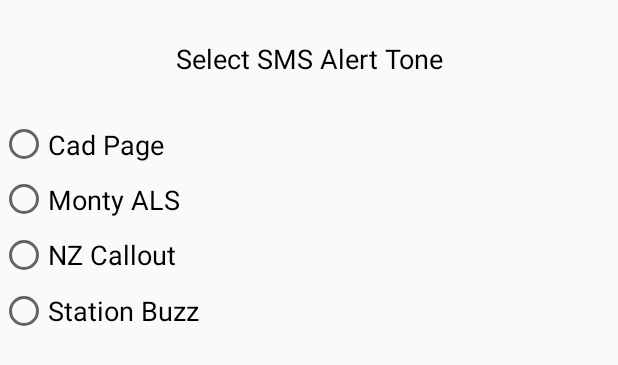
After one commit to JamesIT/FiredroidPager, an Android app: the layout dialog_audiosettings.xml on its own in the app's theme, with its tools: preview values and no code run, on a phone screen of 412 x 824 dp. The commit adds this screen. Shown: the top 365 px of the screen. Run offline under Robolectric (Android 15) with nearby library versions, the phone set to English and light mode, and no system bars.

Commit message:
Added Audio Selection (Load Shared Pref/Save Shared Pref) Minor code edits.

```diff
--- a/app/src/main/java/uk/ac/abertay/firedroidpager/MainActivity.java
+++ b/app/src/main/java/uk/ac/abertay/firedroidpager/MainActivity.java
@@ -31,7 +31,7 @@ public class MainActivity extends AppCompatActivity implements View.OnClickListe
     private static Context context;
     private final String ETAG = "Incoming SMS: ";
     // Set/Define Audio Variable String
-    private String Audio = "nz_callout";
+    private String Audio = "";
     private Boolean Vibrate = true;
     private ArrayAdapter<String> adapter;
     private ArrayList<String> SMSArray;
@@ -67,6 +67,7 @@ public class MainActivity extends AppCompatActivity implements View.OnClickListe
         }
         // Populate List View
         populateListView();
+        // If alert status == true, run pager function.
         if (aStatus) {
             Alert911();
             aStatus = false;
@@ -183,6 +184,8 @@ public class MainActivity extends AppCompatActivity implements View.OnClickListe
     }
 
     private void Alert911() {
+        // Get Custom Alert (From Saved Preferences)
+        Audio = SharedPreferencesHelper.getSharedPreferenceString(this, "AudioName", Audio);
         // Prevents "avoid passing null as view root" error
         // Define Viewgroup, set to null.
         final ViewGroup nullParent = null;
--- a/app/src/main/java/uk/ac/abertay/firedroidpager/SMSListenerHelper.java
+++ b/app/src/main/java/uk/ac/abertay/firedroidpager/SMSListenerHelper.java
@@ -26,6 +26,7 @@ public class SMSListenerHelper extends BroadcastReceiver {
         Alert1 = SharedPreferencesHelper.getSharedPreferenceString(MainActivity.getAppContext(), "AlertKey1", Alert1);
         Alert2 = SharedPreferencesHelper.getSharedPreferenceString(MainActivity.getAppContext(), "AlertKey2", Alert2);
         DisableApp = SharedPreferencesHelper.getSharedPreferenceBoolean(MainActivity.getAppContext(), "DisableSMS", DisableApp);
+
         // Execute code if SMS_RECEIVED intent.
         if (intent.getAction().equals("android.provider.Telephony.SMS_RECEIVED") && !DisableApp) {
             // Define bundle + Initialize - Get intent extras.
--- /dev/null
+++ b/app/src/main/res/layout/dialog_audiosettings.xml
@@ -0,0 +1,61 @@
+<?xml version="1.0" encoding="utf-8"?>
+<LinearLayout xmlns:android="http://schemas.android.com/apk/res/android"
+    android:layout_width="match_parent"
+    android:layout_height="match_parent"
+    android:orientation="vertical"
+    android:weightSum="1">
+
+    <TextView
+        android:id="@+id/textView_audiosettv"
+        android:layout_width="match_parent"
+        android:layout_height="wrap_content"
+        android:layout_weight="0.08"
+        android:gravity="center"
+        android:text="@string/settingsdialog_header"
+        android:textSize="18sp" />
+
+    <RadioGroup
+        android:id="@+id/audio_rg"
+        android:layout_width="match_parent"
+        android:layout_height="wrap_content"
+        android:layout_weight="0.03"
+        android:gravity="center">
+
+        <RadioButton
+            android:id="@+id/radioButton_selectaudio1"
+            android:layout_width="match_parent"
+            android:layout_height="wrap_content"
+            android:layout_weight="1"
+            android:onClick="onRadioButtonClicked"
+            android:text="@string/audiofile1"
+            android:textSize="18sp" />
+
+        <RadioButton
+            android:id="@+id/radioButton_selectaudio2"
+            android:layout_width="match_parent"
+            android:layout_height="wrap_content"
+            android:layout_weight="1"
+            android:onClick="onRadioButtonClicked"
+            android:text="@string/audiofile2"
+            android:textSize="18sp" />
+
+        <RadioButton
+            android:id="@+id/radioButton_selectaudio3"
+            android:layout_width="match_parent"
+            android:layout_height="wrap_content"
+            android:layout_weight="1"
+            android:onClick="onRadioButtonClicked"
+            android:text="@string/audiofile3"
+            android:textSize="18sp" />
+
+        <RadioButton
+            android:id="@+id/radioButton_selectaudio4"
+            android:layout_width="match_parent"
+            android:layout_height="wrap_content"
+            android:layout_weight="1"
+            android:onClick="onRadioButtonClicked"
+            android:text="@string/audiofile4"
+            android:textSize="18sp" />
+    </RadioGroup>
+
+</LinearLayout>
--- a/app/src/main/res/values/strings.xml
+++ b/app/src/main/res/values/strings.xml
@@ -23,4 +23,9 @@
     <string name="editText_keyword2hint">Enter keyword.</string>
     <string name="button_dismisstxt">DISMISS ALERT</string>
     <string name="tv_alerttxt">STILL F STANDBY 950 MILLIONAIRES LN OLY Apt:  Cross Streets : HILLSIDE AVE * FOX HOLLOW RD   http://maps.google.com/maps?q=+41.24483%20-77.07871  *FIRE-14 8002916142</string>
+    <string name="audiofile1">Cad Page</string>
+    <string name="audiofile2">Monty ALS</string>
+    <string name="audiofile3">NZ Callout</string>
+    <string name="audiofile4">Station Buzz</string>
+    <string name="settingsdialog_header">Select SMS Alert Tone</string>
 </resources>
```
Also changed, not shown: app/src/main/java/uk/ac/abertay/firedroidpager/SettingsActivity.java (+72 -6 lines).
